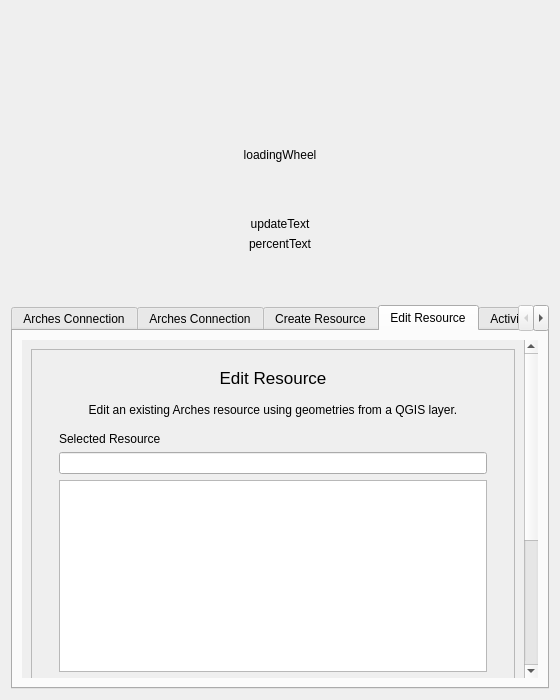
Qt form arches_project/ui/arches_project_dialog_base.ui (archesproject/arches-qgis) before a commit.
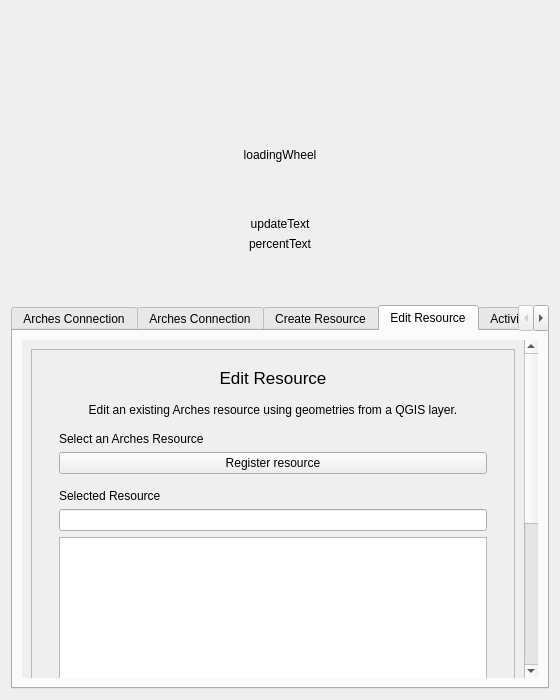
The same form after that commit. The open tabs and pages were chosen to show the change. Icons and pictures are not drawn. Custom widgets are drawn as their Qt base class.

Commit message: Remove layers selection from edit, add register button and map selection

What changed in the file:
```diff
--- a/arches_project/ui/arches_project_dialog_base.ui
+++ b/arches_project/ui/arches_project_dialog_base.ui
@@ -1069,9 +1069,9 @@
           <property name="geometry">
            <rect>
             <x>0</x>
-            <y>0</y>
+            <y>-208</y>
             <width>495</width>
-            <height>680</height>
+            <height>755</height>
            </rect>
           </property>
           <layout class="QVBoxLayout" name="verticalLayout_13">
@@ -1146,6 +1146,35 @@
                 </layout>
                </widget>
               </item>
+              <item>
+               <widget class="QFrame" name="editResSelectResFrame">
+                <property name="frameShape">
+                 <enum>QFrame::NoFrame</enum>
+                </property>
+                <property name="frameShadow">
+                 <enum>QFrame::Plain</enum>
+                </property>
+                <layout class="QVBoxLayout" name="verticalLayout_38">
+                 <property name="topMargin">
+                  <number>0</number>
+                 </property>
+                 <item>
+                  <widget class="QLabel" name="editResSelectResLabel">
+                   <property name="text">
+                    <string>Select an Arches Resource</string>
+                   </property>
+                  </widget>
+                 </item>
+                 <item>
+                  <widget class="QPushButton" name="editResSelectResButton">
+                   <property name="text">
+                    <string>Register resource</string>
+                   </property>
+                  </widget>
+                 </item>
+                </layout>
+               </widget>
+              </item>
               <item>
                <widget class="QFrame" name="editResSelectedResFrame">
                 <property name="frameShape">
```
Left out of the diff: 37 changed lines with no effect on the pictures. The commit also changes 6 other files.
